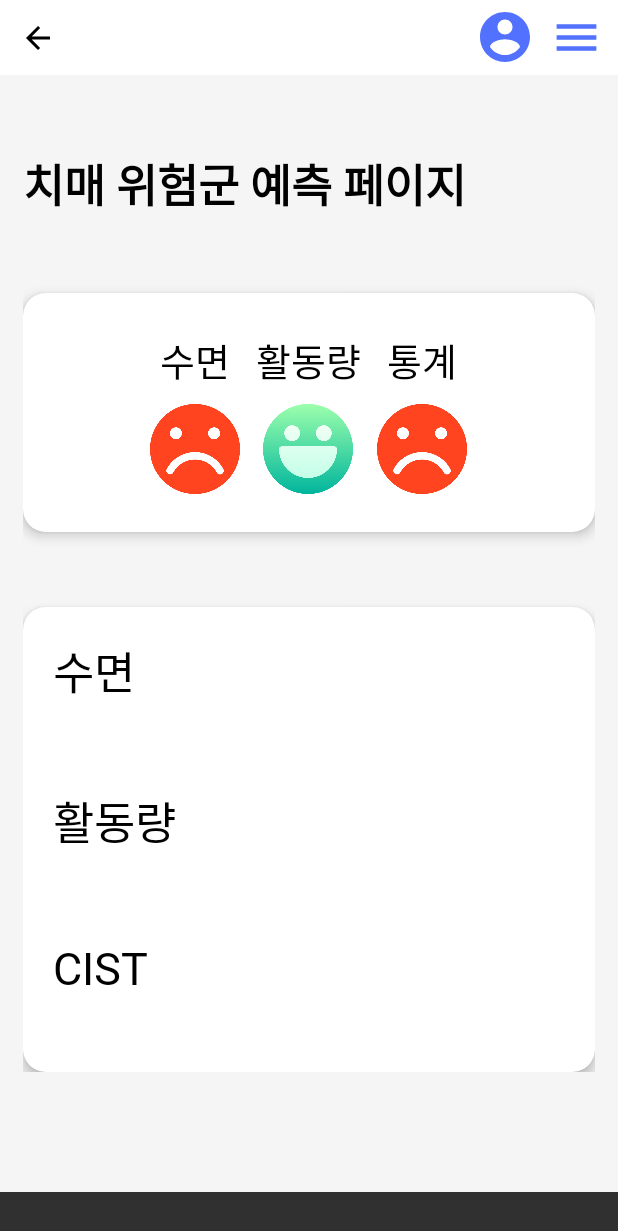
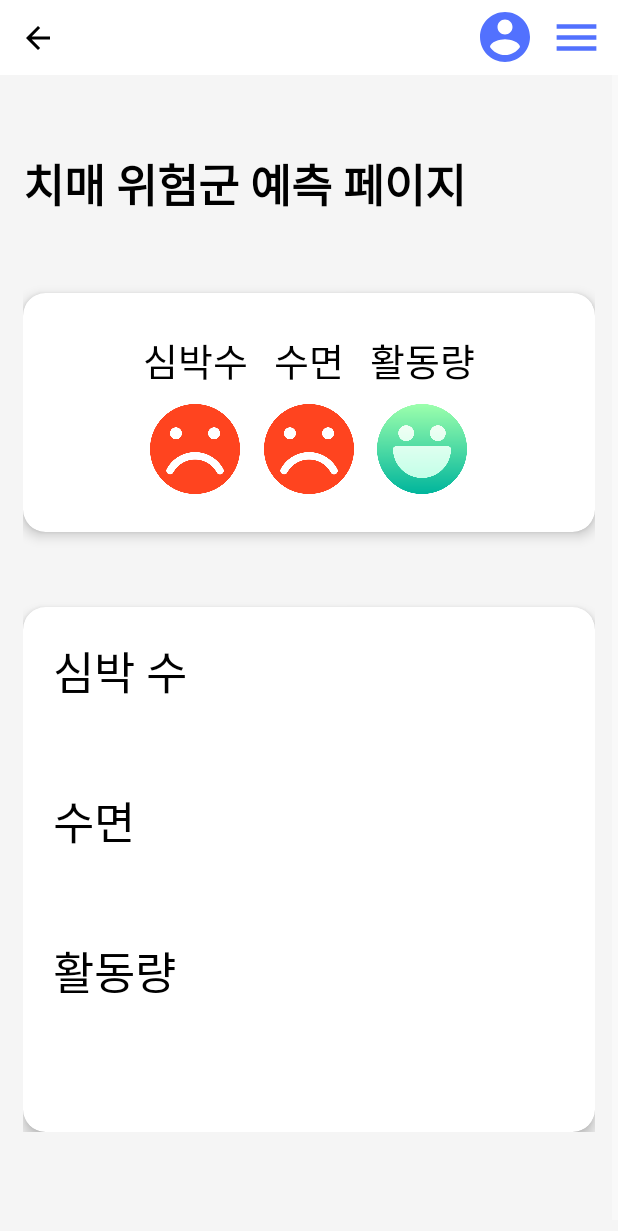
Before and after one commit to hshy1839/DPS, an Android app: the layout activity_dementia_risk.xml on its own in the app's theme, with its tools: preview values and no code run, on a phone screen of 412 x 824 dp. Shown: the top 1231 px of the screen. Run offline under Robolectric (Android 15) with nearby library versions, the light colour scheme and no system bars; network calls fail.

Commit message:
위험군페이지에서 심박수 추가

```diff
--- a/app/src/main/res/layout/activity_dementia_risk.xml
+++ b/app/src/main/res/layout/activity_dementia_risk.xml
@@ -99,6 +99,30 @@
         android:layout_height="wrap_content"
         android:orientation="horizontal"
         android:gravity="center">
+        <LinearLayout
+            android:layout_width="wrap_content"
+            android:layout_height="wrap_content"
+            android:layout_gravity="center"
+            android:orientation="vertical"
+            android:padding="5dp">
+            <TextView
+                android:layout_width="wrap_content"
+                android:layout_height="wrap_content"
+                android:layout_gravity="top|center"
+                android:layout_marginStart="0dp"
+                android:layout_marginTop="20dp"
+                android:fontFamily="@font/linebd"
+                android:text="심박수"
+                android:textColor="@android:color/black"
+                android:textSize="25sp" />
+            <ImageView
+                android:id="@+id/heartbeat_icon"
+                android:layout_width="60dp"
+                android:layout_height="60dp"
+                android:src="@drawable/ic_bad"
+                android:layout_gravity="center"
+                android:layout_marginTop="10dp"/>
+        </LinearLayout>
                         <LinearLayout
                             android:layout_width="wrap_content"
                             android:layout_height="wrap_content"
@@ -170,7 +194,7 @@
                 android:layout_gravity="center"
                 android:layout_marginTop="10dp"/>
         </LinearLayout>-->
-        <LinearLayout
+        <!--<LinearLayout
             android:layout_width="wrap_content"
             android:layout_height="wrap_content"
             android:layout_gravity="center"
@@ -192,7 +216,7 @@
                 android:src="@drawable/ic_bad"
                 android:layout_gravity="center"
                 android:layout_marginTop="10dp"/>
-        </LinearLayout>
+        </LinearLayout>-->
     </LinearLayout>
     <LinearLayout
         android:layout_width="match_parent"
@@ -205,7 +229,7 @@
                     </androidx.cardview.widget.CardView>
                     <androidx.cardview.widget.CardView
                         android:layout_width="match_parent"
-                        android:layout_height="310dp"
+                        android:layout_height="350dp"
                         android:padding="30dp"
                         app:cardBackgroundColor="#ffffff"
                         app:cardCornerRadius="15dp"
@@ -216,10 +240,30 @@
                             android:layout_height="wrap_content"
                             android:orientation="vertical"
                             android:padding="20dp">
+                            <LinearLayout
+                                android:layout_width="match_parent"
+                                android:layout_height="wrap_content"
+                                android:orientation="vertical">
+                                <TextView
+                                    android:layout_width="wrap_content"
+                                    android:layout_height="wrap_content"
+                                    android:fontFamily="@font/linebd"
+                                    android:text="심박 수"
+                                    android:textColor="@android:color/black"
+                                    android:textSize="30sp"/>
+                                <TextView
+                                    android:id="@+id/heartbeat_text"
+                                    android:layout_width="wrap_content"
+                                    android:layout_height="wrap_content"
+                                    android:text=""
+                                    android:textColor="@android:color/black"
+                                    android:textSize="25sp"/>
+                            </LinearLayout>
 <LinearLayout
     android:layout_width="match_parent"
     android:layout_height="wrap_content"
-    android:orientation="vertical">
+    android:orientation="vertical"
+    android:layout_marginTop="20dp">
                             <TextView
                                 android:layout_width="wrap_content"
                                 android:layout_height="wrap_content"
```
Also changed, not shown: app/src/main/java/com/woosuk/AgingInPlace/mainActivity/Heartrate/HeartbeatActivity.kt (+15 -2 lines), app/src/main/java/com/woosuk/AgingInPlace/mainActivity/Workout/DementiaRiskActivity.kt (+13 -0 lines).
